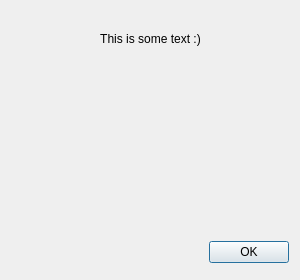
Old version of the form qtEditor/aboutdialog.ui in the repository OGRECave/scape.
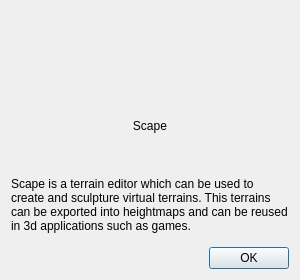
New version of the form. Icons and pictures are not drawn.

Commit message: qtEditor: Edited the ui form for the about dialog

What changed in the file:
```diff
--- a/qtEditor/aboutdialog.ui
+++ b/qtEditor/aboutdialog.ui
@@ -40,18 +40,9 @@
   <property name="modal">
    <bool>true</bool>
   </property>
-  <widget class="QWidget" name="">
-   <property name="geometry">
-    <rect>
-     <x>12</x>
-     <y>12</y>
-     <width>277</width>
-     <height>251</height>
-    </rect>
-   </property>
-   <layout class="QVBoxLayout" name="verticalLayout">
+  <layout class="QVBoxLayout" name="mainLayout">
     <item>
-     <widget class="QLabel" name="label">
+    <widget class="QLabel" name="imageLabel">
       <property name="sizePolicy">
        <sizepolicy hsizetype="Maximum" vsizetype="Preferred">
         <horstretch>0</horstretch>
@@ -70,7 +61,17 @@
      </widget>
     </item>
     <item>
-     <widget class="QLabel" name="label_2">
+    <widget class="QLabel" name="titleLabel">
+     <property name="text">
+      <string>Scape</string>
+     </property>
+     <property name="alignment">
+      <set>Qt::AlignCenter</set>
+     </property>
+    </widget>
+   </item>
+   <item>
+    <widget class="QLabel" name="hintLabel">
       <property name="sizePolicy">
        <sizepolicy hsizetype="Expanding" vsizetype="Preferred">
         <horstretch>0</horstretch>
@@ -78,29 +79,19 @@
        </sizepolicy>
       </property>
       <property name="text">
-       <string>This is some text :)</string>
+      <string>Scape is a terrain editor which can be used to create and sculpture virtual terrains. This terrains can be exported into heightmaps and can be reused in 3d applications such as games.</string>
       </property>
       <property name="alignment">
-       <set>Qt::AlignHCenter|Qt::AlignTop</set>
+      <set>Qt::AlignLeading|Qt::AlignLeft|Qt::AlignVCenter</set>
+     </property>
+     <property name="wordWrap">
+      <bool>true</bool>
       </property>
       <property name="openExternalLinks">
        <bool>true</bool>
       </property>
      </widget>
     </item>
-    <item>
-     <spacer name="verticalSpacer">
-      <property name="orientation">
-       <enum>Qt::Vertical</enum>
-      </property>
-      <property name="sizeHint" stdset="0">
-       <size>
-        <width>20</width>
-        <height>40</height>
-       </size>
-      </property>
-     </spacer>
-    </item>
     <item>
      <widget class="QDialogButtonBox" name="buttonBox">
       <property name="sizePolicy">
@@ -118,7 +109,6 @@
      </widget>
     </item>
    </layout>
-  </widget>
  </widget>
  <resources>
   <include location="res/editor.qrc"/>
```
Lines whose indentation alone changed are shown as unchanged.
